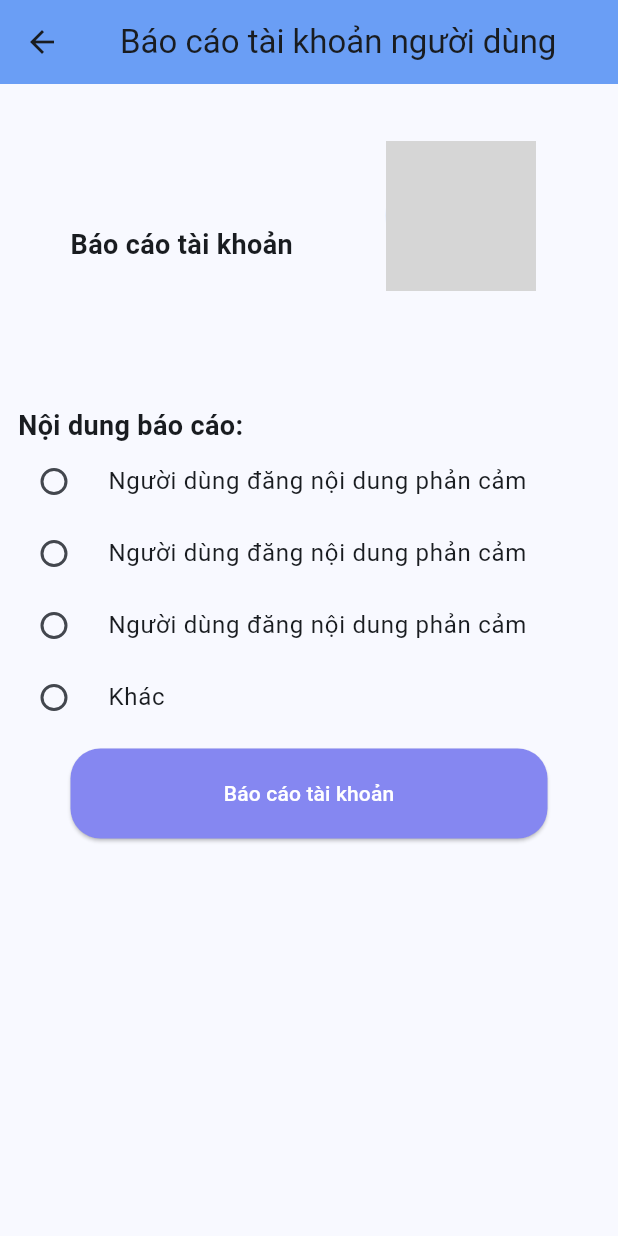
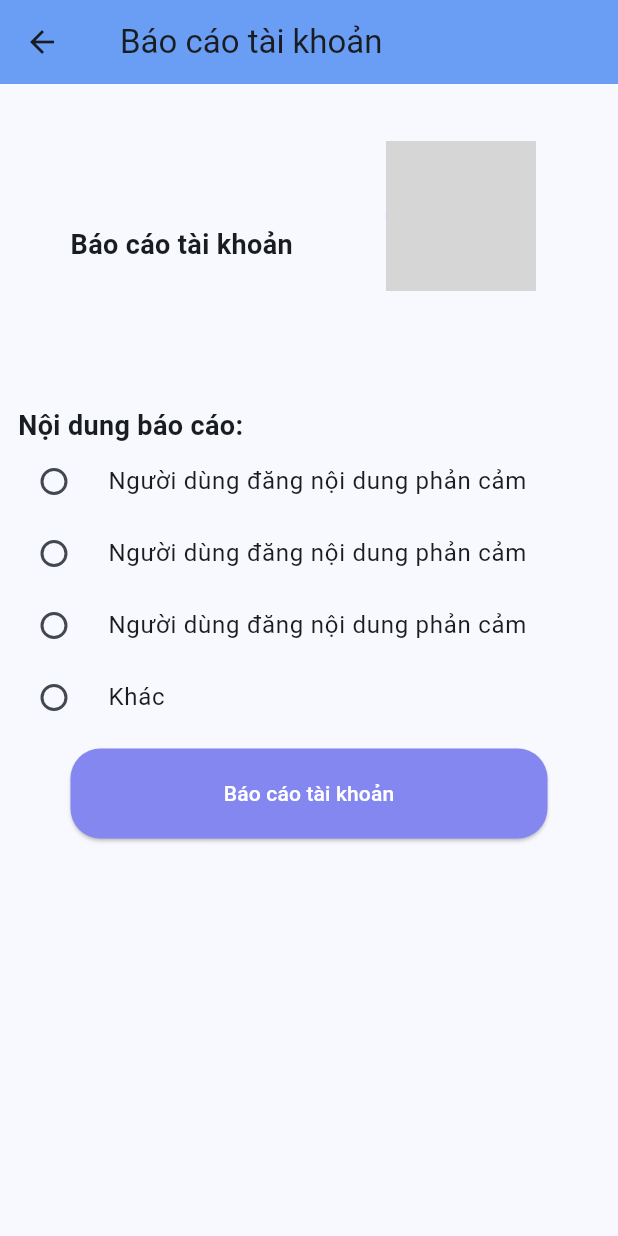
Before and after one commit to Quyen01022002/UTEASK, a Flutter app: the ReportUser screen opened directly with empty values, on a phone screen of 412 x 824 dp. Run offline on Flutter 3.47's test engine with Material 3 defaults, Android fonts, the phone set to English and light mode, and no system bars; our stand-ins replace another_flushbar, awesome_notifications, carousel_slider, firebase_core, firebase_messaging, fl_chart and 7 more; missing offline and left inert: dart:ffi; accounts and stored records are empty; network calls fail; grey boxes are pictures that could not be loaded.

Commit message:
fix report user

```diff
--- a/lib/view/report/report_user_screen.dart
+++ b/lib/view/report/report_user_screen.dart
@@ -24,7 +24,7 @@ class _ReportUserState extends State<ReportUser> {
         title: Row(
           children: [
             SizedBox(width: 8.0),
-            Text('Báo cáo tài khoản người dùng'),
+            Text('Báo cáo tài khoản'),
           ],
         ),
       ),
```
